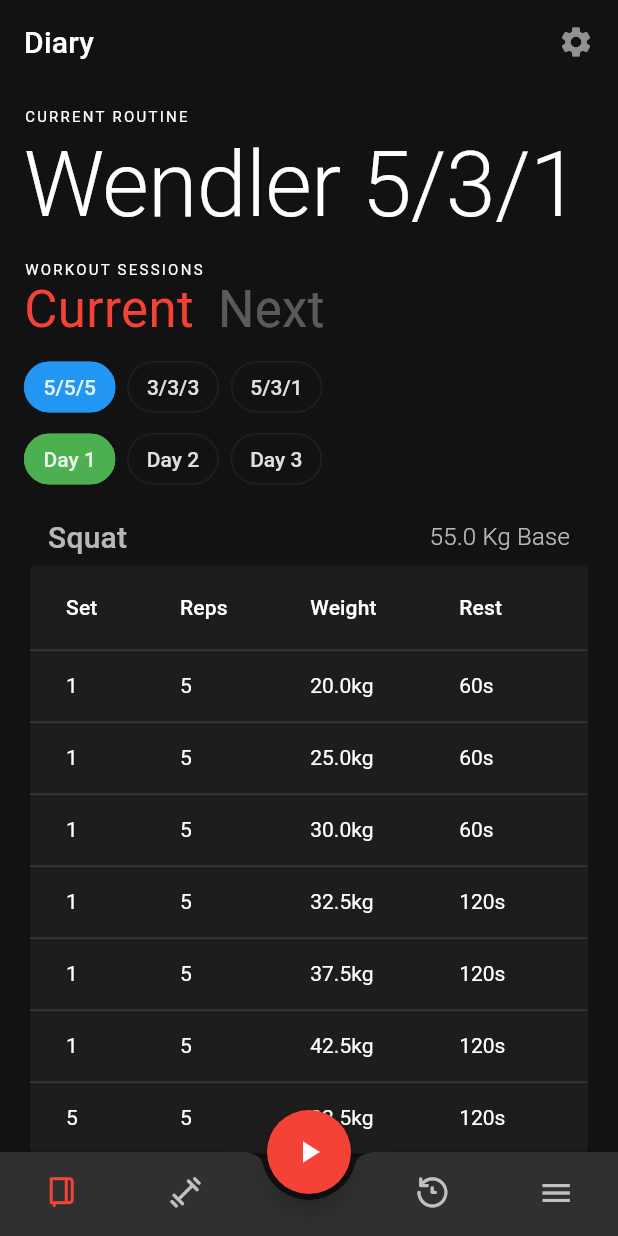
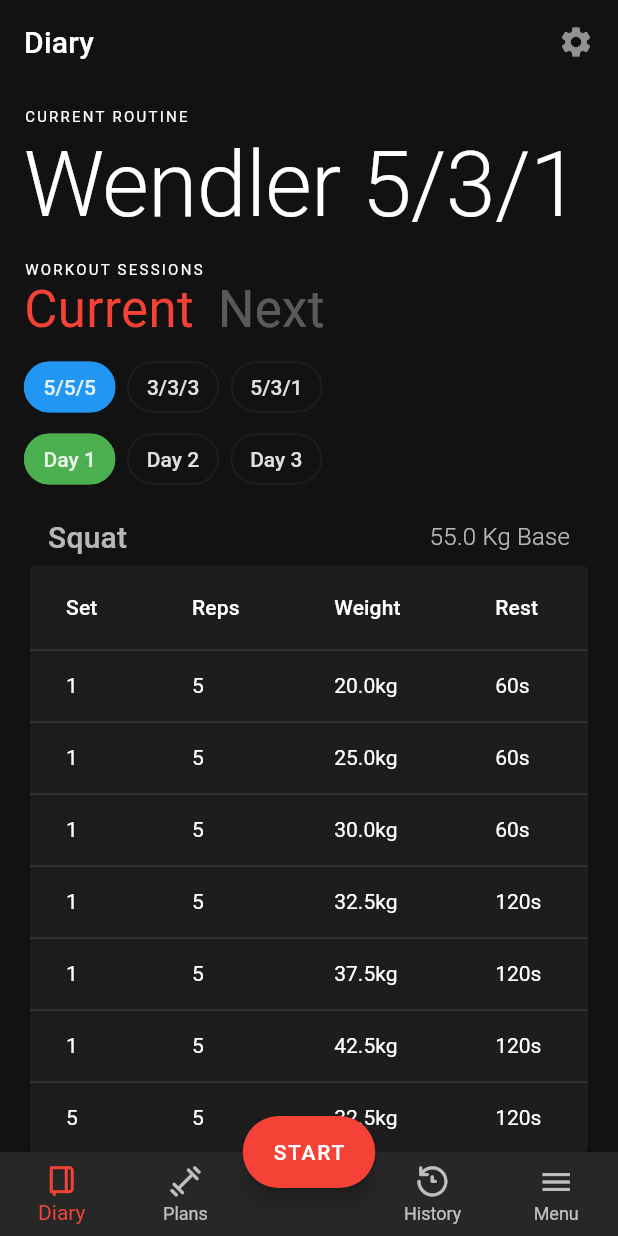
Before and after one commit to chrsep/leonidas, a Flutter app: the screen it shows after launch, on a phone screen of 412 x 824 dp. Run offline on Flutter 3.47's test engine with Material 2 defaults, Android fonts, the phone set to English and light mode, and no system bars; our stand-ins replace flutter_dotenv, sentry, tuple, vibration.

Commit message:
Add bottom app bar, play pause, and cancel functionality to tracker.

```diff
--- a/lib/components/exercise_sets_table.dart
+++ b/lib/components/exercise_sets_table.dart
@@ -44,7 +44,6 @@ class ExerciseSetsTable extends StatelessWidget {
               child: Card(
                 color: LeonidasTheme.whiteTint[1],
                 child: DataTable(
-                  columnSpacing: 24,
                   columns: const <DataColumn>[
                     DataColumn(label: Text('Set')),
                     DataColumn(label: Text('Reps')),
--- a/lib/components/home_page.dart
+++ b/lib/components/home_page.dart
@@ -5,6 +5,8 @@ import 'package:leonidas/components/diary_section.dart';
 import 'package:leonidas/components/coming_soon_placeholder.dart';
 import 'package:leonidas/components/trackerPage/tracker_page.dart';
 import 'package:leonidas/icons/bottom_nav_icons.dart';
+import 'package:leonidas/leonidas_theme.dart';
+import 'package:leonidas/models/app_store.dart';
 import 'package:leonidas/models/countdown_timer.dart';
 import 'package:provider/provider.dart';
 
@@ -21,7 +23,8 @@ class _HomePageState extends State<HomePage> with TickerProviderStateMixin {
   List.generate(sections.length, (_) => GlobalKey());
 
   final List<BottomNavigationBarItem> _bottomNavItems = sections
-      .map((Section section) => BottomNavigationBarItem(
+      .map((Section section) =>
+      BottomNavigationBarItem(
         icon: Icon(section.icon),
         title: Text(section.title),
       ))
@@ -38,11 +41,13 @@ class _HomePageState extends State<HomePage> with TickerProviderStateMixin {
 
     height = 100;
     _faders = sections
-        .map<AnimationController>((Section section) => AnimationController(
+        .map<AnimationController>((Section section) =>
+        AnimationController(
             vsync: this, duration: Duration(milliseconds: 200)))
         .toList();
     _sectionWidgets = sections
-        .map((Section section) => FadeTransition(
+        .map((Section section) =>
+        FadeTransition(
           opacity: _faders[section.index].drive(
             CurveTween(curve: Curves.fastOutSlowIn),
           ),
@@ -58,14 +63,22 @@ class _HomePageState extends State<HomePage> with TickerProviderStateMixin {
   Widget build(BuildContext context) {
     return Scaffold(
       extendBody: true,
-      floatingActionButton: Consumer<CountdownTimer>(
-        builder: (context, value, child) {
-          return FloatingActionButton(
-            child: Icon(Icons.play_arrow),
+      floatingActionButton: Consumer<AppStore>(
+        builder: (context, store, child) {
+          return Consumer<CountdownTimer>(
+            builder: (context, timer, child) {
+              return FloatingActionButton.extended(
+                label: Text(store.exerciseStarted || timer.isCounting
+                    ? timer.toString()
+                    : 'START'),
                 onPressed: () {
-              value.countdownFrom(10);
+                  if (!store.exerciseStarted && !timer.isCounting) {
+                    timer.countdownFrom(10);
+                  }
                   Navigator.of(context)
                       .push<TrackerPage>(TrackerPage.createRoute());
+                },
+              );
             },
           );
         },
@@ -73,12 +86,12 @@ class _HomePageState extends State<HomePage> with TickerProviderStateMixin {
       floatingActionButtonLocation: FloatingActionButtonLocation.centerDocked,
       backgroundColor: Color(0xFF121212),
       bottomNavigationBar: BottomAppBar(
-        shape: CircularNotchedRectangle(),
         clipBehavior: Clip.hardEdge,
         child: BottomNavigationBar(
+          backgroundColor: LeonidasTheme.whiteTint[4],
           type: BottomNavigationBarType.fixed,
-          showUnselectedLabels: false,
-          showSelectedLabels: false,
+          showUnselectedLabels: true,
+          showSelectedLabels: true,
           currentIndex: _currPageIndex,
           items: _bottomNavItems,
           onTap: (newIndex) {
@@ -131,9 +144,22 @@ class Section {
 }
 
 List<Section> sections = [
-  Section(0, 'Tracker', BottomNav.diary, DiarySection()),
-  Section(1, 'Workouts', BottomNav.dumbbell, ComingSoonPlaceholder(sectionName: 'Planning',)),
-  Section(2, 'History', null, Text('testdsa')),
-  Section(3, 'History', BottomNav.history, ComingSoonPlaceholder(sectionName: 'History')),
-  Section(4, 'History', Icons.menu, ComingSoonPlaceholder(sectionName: 'Menu',)),
+  Section(0, 'Diary', BottomNav.diary, DiarySection()),
+  Section(
+      1,
+      'Plans',
+      BottomNav.dumbbell,
+      ComingSoonPlaceholder(
+        sectionName: 'Planning',
+      )),
+  Section(2, '', null, Text('testdsa')),
+  Section(3, 'History', BottomNav.history,
+      ComingSoonPlaceholder(sectionName: 'History')),
+  Section(
+      4,
+      'Menu',
+      Icons.menu,
+      ComingSoonPlaceholder(
+        sectionName: 'Menu',
+      )),
 ];
```
Also changed, not shown: lib/components/trackerPage/tracker_page.dart (+117 -11 lines), lib/models/countdown_timer.dart (+27 -4 lines). Lines whose indentation alone changed are shown as unchanged.
